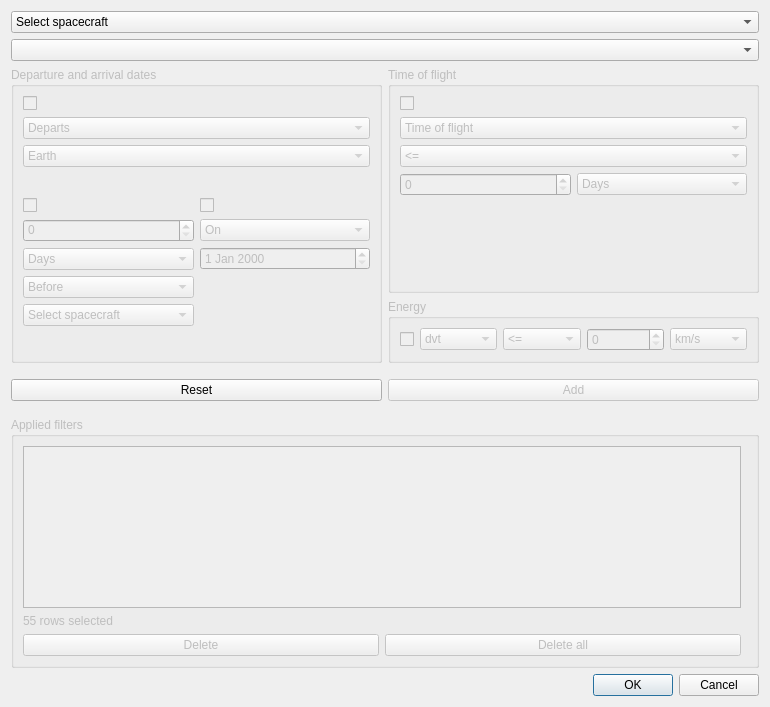
The window that src/sonet_pcp_filter_qt.ui (jorialand/sonet_tfm_horia) describes before a commit, drawn with Qt 5.
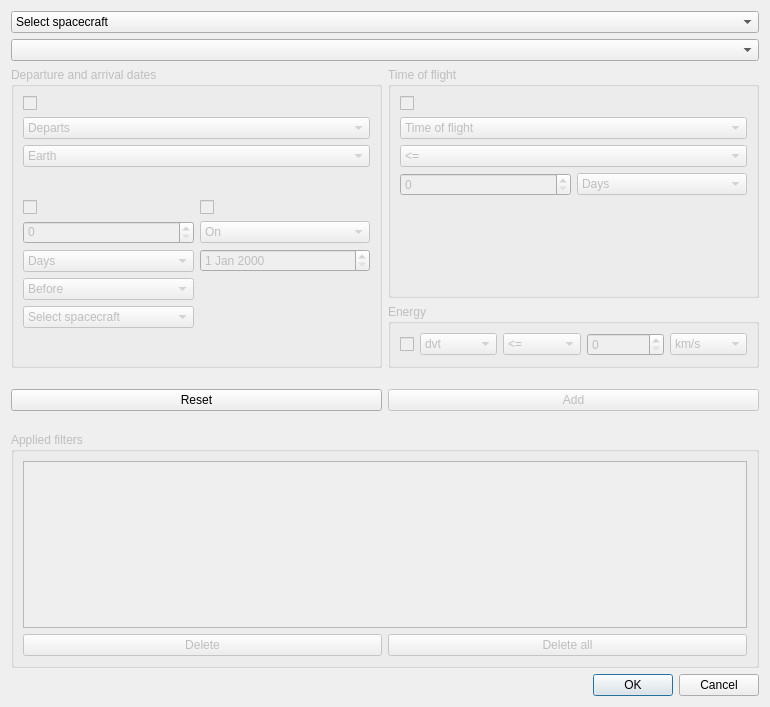
The same window after the commit.

Commit message: [#14] Removed unused widget in SonetPCPFilterQt

```diff
--- a/src/sonet_pcp_filter_qt.ui
+++ b/src/sonet_pcp_filter_qt.ui
@@ -28,7 +28,7 @@
      <layout class="QVBoxLayout" name="verticalLayout">
       <item>
        <layout class="QGridLayout" name="bottom_grid_layout">
-        <item row="2" column="0">
+        <item row="1" column="0">
          <layout class="QHBoxLayout" name="horizontalLayout_14">
           <item>
            <widget class="QPushButton" name="pb_delete">
@@ -52,16 +52,6 @@
           </item>
          </layout>
         </item>
-        <item row="1" column="0" colspan="2">
-         <widget class="QLabel" name="label">
-          <property name="enabled">
-           <bool>false</bool>
-          </property>
-          <property name="text">
-           <string>55 rows selected</string>
-          </property>
-         </widget>
-        </item>
         <item row="0" column="0">
          <widget class="QTableView" name="applied_filters_table_view">
           <property name="enabled">
```
The commit also changes 3 other files.
